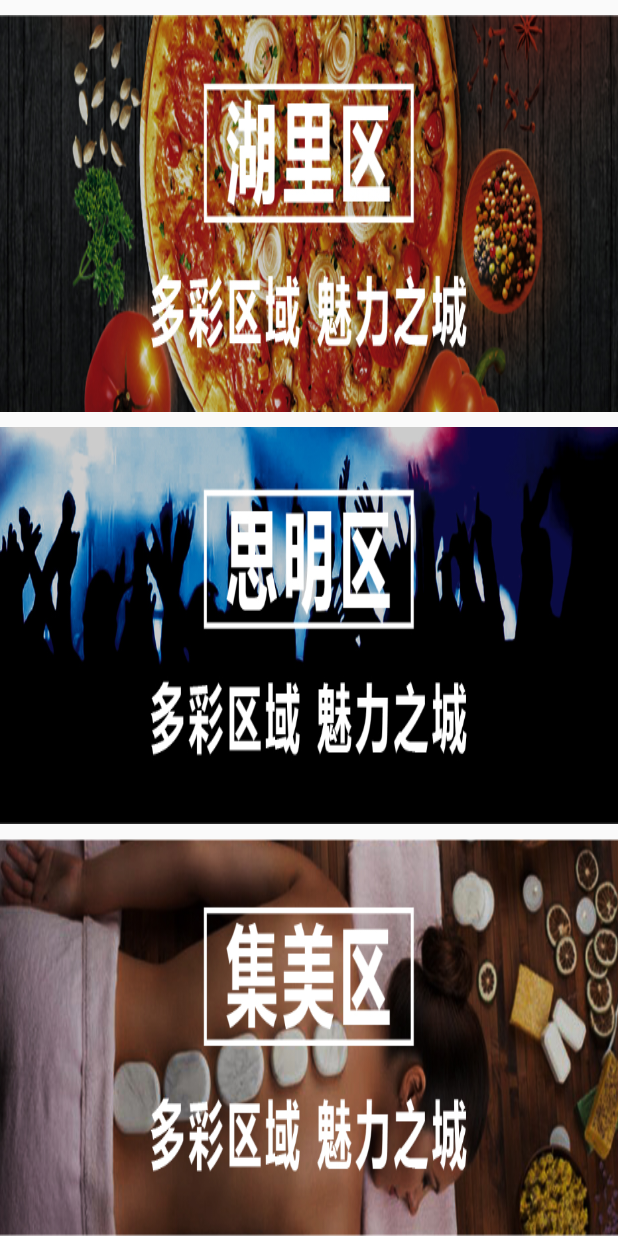
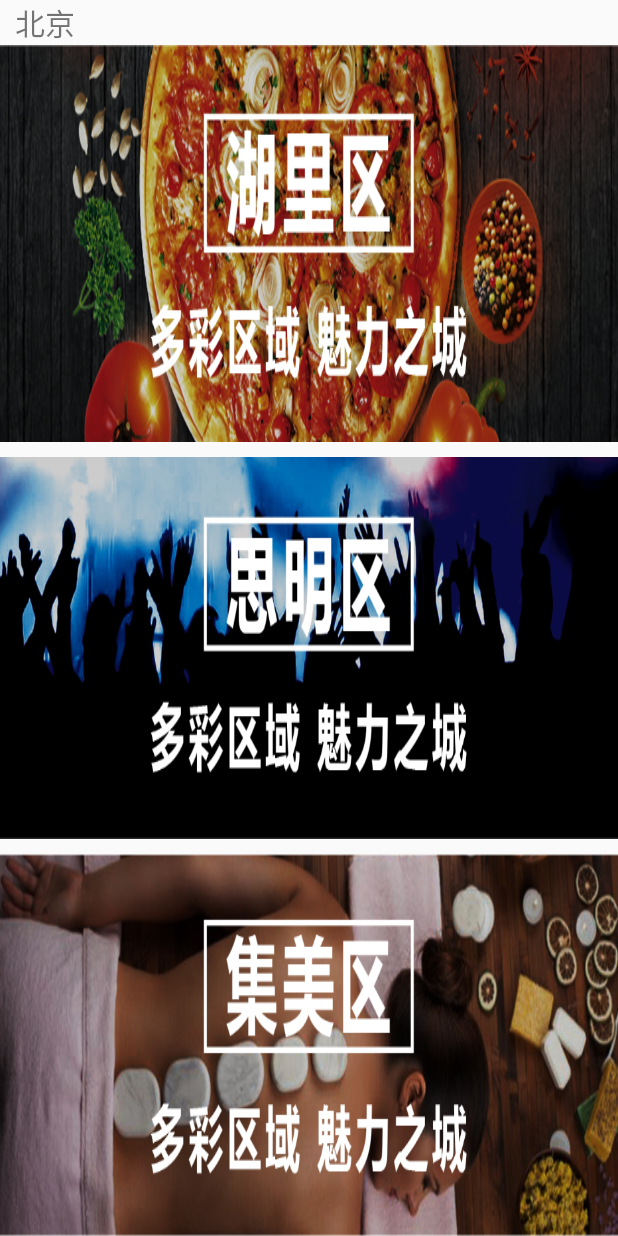
Before and after one commit to cyx362442/ShanXiaoBao, an Android app: the layout fragment_zone_select.xml on its own in the app's theme, with its tools: preview values and no code run, on a phone screen of 412 x 824 dp. Run offline under Robolectric (Android 15) with nearby library versions, the phone set to English and light mode, and no system bars; network calls fail.

Commit message:
sxb03269

```diff
--- a/app/build.gradle
+++ b/app/build.gradle
@@ -6,7 +6,7 @@ android {
     defaultConfig {
         applicationId "com.zhongbang.sxb"
         minSdkVersion 15
-        targetSdkVersion 25
+        targetSdkVersion 22
         versionCode 1
         versionName "1.0"
         testInstrumentationRunner "android.support.test.runner.AndroidJUnitRunner"
@@ -29,6 +29,7 @@ dependencies {
     androidTestCompile('com.android.support.test.espresso:espresso-core:2.2.2', {
         exclude group: 'com.android.support', module: 'support-annotations'
     })
+    compile files('libs/BaiduLBS_Android.jar')
     compile 'com.android.support:appcompat-v7:25.2.0'
     compile 'com.android.support.constraint:constraint-layout:1.0.0-beta4'
     compile 'com.mcxiaoke.volley:library:1.0.19'
@@ -37,5 +38,4 @@ dependencies {
     compile 'com.android.support:support-v4:25.2.0'
     compile 'com.jakewharton:butterknife:7.0.1'
     testCompile 'junit:junit:4.12'
-    compile files('libs/BaiduLBS_Android.jar')
 }
--- a/app/src/main/res/layout/fragment_zone_select.xml
+++ b/app/src/main/res/layout/fragment_zone_select.xml
@@ -1,4 +1,5 @@
 <FrameLayout xmlns:android="http://schemas.android.com/apk/res/android"
+             xmlns:app="http://schemas.android.com/apk/res-auto"
              xmlns:tools="http://schemas.android.com/tools"
              android:layout_width="match_parent"
              android:layout_height="match_parent"
@@ -7,13 +8,33 @@
                 android:layout_width="match_parent"
                 android:layout_height="match_parent"
                 android:orientation="vertical">
+                <RelativeLayout
+                    android:layout_width="match_parent"
+                    android:layout_height="30dp"
+                    >
+                    <TextView
+                        android:id="@+id/tvLocation"
+                        android:layout_width="wrap_content"
+                        android:layout_height="match_parent"
+                        android:layout_centerVertical="true"
+                        android:gravity="center"
+                        android:layout_marginLeft="10dp"
+                        android:text="北京"
+                        android:textSize="20dp"/>
+                    <ImageView
+                        android:layout_width="wrap_content"
+                        android:layout_height="wrap_content"
+                        android:layout_centerVertical="true"
+                        android:layout_marginRight="5dp"
+                        android:layout_toRightOf="@+id/tvLocation"
+                        />
+                </RelativeLayout>
                 <ImageView
                     android:id="@+id/img_huli"
                     android:layout_width="match_parent"
                     android:layout_height="match_parent"
                     android:scaleType="fitXY"
                     android:layout_weight="1"
-                    android:layout_marginTop="10dp"
                     android:src="@mipmap/icon_huli"/>
                 <ImageView
                     android:id="@+id/img_siming"
```
Also changed, not shown: app/src/main/java/com/zhongbang/sxb/fragment/LocationFragment.java (added, +26 -0 lines), app/src/main/java/com/zhongbang/sxb/fragment/ZoneSelectFragment.java (+75 -3 lines), app/src/main/res/layout/fragment_location.xml (added, +14 -0 lines).
